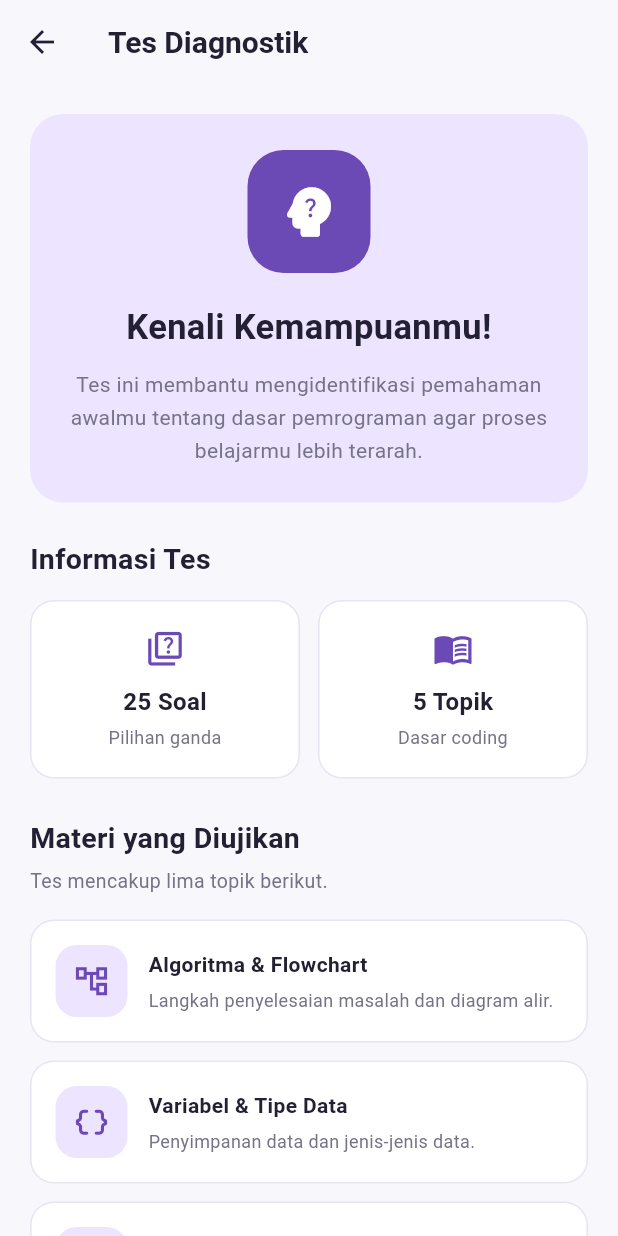
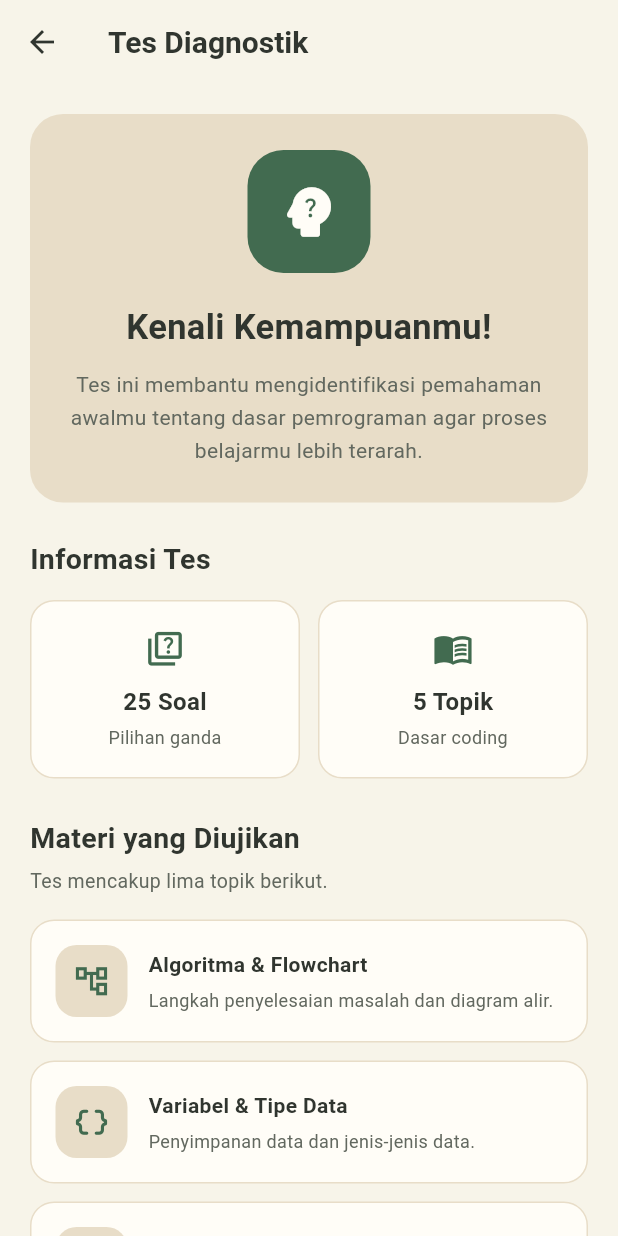
Before and after one commit to zahraslsa/aplikasi_pertama, a Flutter app: the screen it shows after launch, after a tap on "Mulai Tes", on a phone screen of 412 x 824 dp. Run offline on Flutter 3.47's test engine with Material 3 defaults, Android fonts, the phone set to English and light mode, and no system bars; our stand-ins replace shared_preferences.

Commit message:
update color palette

```diff
--- a/lib/screens/dashboard_screen.dart
+++ b/lib/screens/dashboard_screen.dart
@@ -303,7 +303,7 @@ class _DashboardScreenState extends State<DashboardScreen> {
             padding: const EdgeInsets.all(20),
             decoration: BoxDecoration(
               gradient: const LinearGradient(
-                colors: [AppColors.primary, AppColors.primaryDark],
+                colors: [AppColors.sageForest, AppColors.forestGreen],
                 begin: Alignment.topLeft,
                 end: Alignment.bottomRight,
               ),
@@ -316,14 +316,14 @@ class _DashboardScreenState extends State<DashboardScreen> {
                   children: [
                     Icon(
                       Icons.auto_graph_rounded,
-                      color: Colors.white,
+                      color: AppColors.softWhite,
                       size: 26,
                     ),
                     SizedBox(width: 10),
                     Text(
                       'Progres Belajarmu',
                       style: TextStyle(
-                        color: Colors.white,
+                        color: AppColors.softWhite,
                         fontSize: 16,
                         fontWeight: FontWeight.w600,
                       ),
@@ -334,7 +334,7 @@ class _DashboardScreenState extends State<DashboardScreen> {
                 Text(
                   '${(progress * 100).round()}%',
                   style: const TextStyle(
-                    color: Colors.white,
+                    color: AppColors.softWhite,
                     fontSize: 34,
                     fontWeight: FontWeight.bold,
                   ),
@@ -345,9 +345,9 @@ class _DashboardScreenState extends State<DashboardScreen> {
                   child: LinearProgressIndicator(
                     value: progress,
                     minHeight: 8,
-                    backgroundColor: const Color(0x66FFFFFF),
+                    backgroundColor: const Color(0x66FFFDF7),
                     valueColor: const AlwaysStoppedAnimation<Color>(
-                      Colors.white,
+                      AppColors.softWhite,
                     ),
                   ),
                 ),
@@ -356,7 +356,10 @@ class _DashboardScreenState extends State<DashboardScreen> {
                   count == 0
                       ? '0 dari $total materi selesai. Mulai belajar untuk melihat perkembanganmu.'
                       : '$count dari $total materi selesai. Ketuk untuk melihat progres.',
-                  style: const TextStyle(color: Colors.white, fontSize: 12),
+                  style: const TextStyle(
+                    color: AppColors.softWhite,
+                    fontSize: 12,
+                  ),
                 ),
               ],
             ),
--- a/lib/screens/diagnostic_question_screen.dart
+++ b/lib/screens/diagnostic_question_screen.dart
@@ -457,7 +457,7 @@ class _DiagnosticQuestionScreenState extends State<DiagnosticQuestionScreen> {
                                   style: TextStyle(
                                     fontWeight: FontWeight.bold,
                                     color: isSelected
-                                        ? Colors.white
+                                        ? AppColors.softWhite
                                         : AppColors.textSecondary,
                                   ),
                                 ),
--- a/lib/screens/diagnostic_result_screen.dart
+++ b/lib/screens/diagnostic_result_screen.dart
@@ -37,11 +37,11 @@ class DiagnosticResultScreen extends StatelessWidget {
 
   Color getScoreColor(int score) {
     if (score >= 80) {
-      return Colors.green;
+      return AppColors.success;
     } else if (score >= 60) {
-      return Colors.orange;
+      return AppColors.warning;
     } else {
-      return Colors.red;
+      return AppColors.error;
     }
   }
 
@@ -137,7 +137,7 @@ class DiagnosticResultScreen extends StatelessWidget {
       padding: const EdgeInsets.all(24),
       decoration: BoxDecoration(
         gradient: const LinearGradient(
-          colors: [AppColors.primary, AppColors.primaryDark],
+          colors: [AppColors.primaryDark, AppColors.primary],
           begin: Alignment.topLeft,
           end: Alignment.bottomRight,
         ),
@@ -145,12 +145,16 @@ class DiagnosticResultScreen extends StatelessWidget {
       ),
       child: Column(
         children: [
-          const Icon(Icons.emoji_events_rounded, color: Colors.white, size: 54),
+          const Icon(
+            Icons.emoji_events_rounded,
+            color: AppColors.softWhite,
+            size: 54,
+          ),
           const SizedBox(height: 14),
           const Text(
             'Tes Diagnostik Selesai',
             style: TextStyle(
-              color: Colors.white,
+              color: AppColors.softWhite,
               fontSize: 21,
               fontWeight: FontWeight.bold,
             ),
@@ -158,13 +162,13 @@ class DiagnosticResultScreen extends StatelessWidget {
           const SizedBox(height: 10),
           const Text(
             'Nilai keseluruhan kamu',
-            style: TextStyle(color: Colors.white70, fontSize: 13),
+            style: TextStyle(color: Color(0xB3FFFDF7), fontSize: 13),
           ),
           const SizedBox(height: 6),
           Text(
             '$overallScore',
             style: const TextStyle(
-              color: Colors.white,
+              color: AppColors.softWhite,
               fontSize: 42,
               fontWeight: FontWeight.bold,
             ),
@@ -172,7 +176,7 @@ class DiagnosticResultScreen extends StatelessWidget {
           const SizedBox(height: 4),
           const Text(
             'dari 100',
-            style: TextStyle(color: Colors.white70, fontSize: 12),
+            style: TextStyle(color: Color(0xB3FFFDF7), fontSize: 12),
           ),
         ],
       ),
--- a/lib/screens/diagnostic_screen.dart
+++ b/lib/screens/diagnostic_screen.dart
@@ -69,7 +69,7 @@ class DiagnosticScreen extends StatelessWidget {
                       child: const Icon(
                         Icons.psychology_alt_rounded,
                         size: 44,
-                        color: Colors.white,
+                        color: AppColors.softWhite,
                       ),
                     ),
                     const SizedBox(height: 20),
@@ -211,7 +211,7 @@ class DiagnosticScreen extends StatelessWidget {
               Container(
                 padding: const EdgeInsets.all(16),
                 decoration: BoxDecoration(
-                  color: const Color(0xFFFFF5E5),
+                  color: AppColors.warmBeige,
                   borderRadius: BorderRadius.circular(14),
                 ),
                 child: const Row(
--- a/lib/screens/material_detail_screen.dart
+++ b/lib/screens/material_detail_screen.dart
@@ -271,7 +271,7 @@ print(status);''',
               padding: const EdgeInsets.all(22),
               decoration: BoxDecoration(
                 gradient: const LinearGradient(
-                  colors: [AppColors.primary, AppColors.primaryDark],
+                  colors: [AppColors.primaryDark, AppColors.primary],
                 ),
                 borderRadius: BorderRadius.circular(22),
               ),
@@ -280,14 +280,14 @@ print(status);''',
                 children: [
                   Icon(
                     material['icon'] as IconData,
-                    color: Colors.white,
+                    color: AppColors.softWhite,
                     size: 38,
                   ),
                   const SizedBox(height: 16),
                   Text(
                     material['title'] as String,
                     style: const TextStyle(
-                      color: Colors.white,
+                      color: AppColors.softWhite,
                       fontSize: 23,
                       fontWeight: FontWeight.bold,
                     ),
@@ -296,7 +296,7 @@ print(status);''',
                   Text(
                     material['subtitle'] as String,
                     style: const TextStyle(
-                      color: Colors.white,
+                      color: AppColors.softWhite,
                       fontSize: 13,
                       height: 1.5,
                     ),
--- a/lib/screens/material_screen.dart
+++ b/lib/screens/material_screen.dart
@@ -194,7 +194,7 @@ class _MaterialScreenState extends State<MaterialScreen> {
       padding: const EdgeInsets.all(22),
       decoration: BoxDecoration(
         gradient: const LinearGradient(
-          colors: [AppColors.primary, AppColors.primaryDark],
+          colors: [AppColors.primaryDark, AppColors.primary],
           begin: Alignment.topLeft,
           end: Alignment.bottomRight,
         ),
@@ -203,12 +203,12 @@ class _MaterialScreenState extends State<MaterialScreen> {
       child: const Column(
         crossAxisAlignment: CrossAxisAlignment.start,
         children: [
-          Icon(Icons.menu_book_rounded, color: Colors.white, size: 38),
+          Icon(Icons.menu_book_rounded, color: AppColors.softWhite, size: 38),
           SizedBox(height: 16),
           Text(
             'Belajar Pemrograman',
             style: TextStyle(
-              color: Colors.white,
+              color: AppColors.softWhite,
               fontSize: 22,
               fontWeight: FontWeight.bold,
             ),
@@ -218,7 +218,11 @@ class _MaterialScreenState extends State<MaterialScreen> {
             'Pelajari konsep pemrograman dari dasar '
             'hingga penerapannya melalui materi yang '
             'disusun secara bertahap.',
-            style: TextStyle(color: Colors.white, fontSize: 13, height: 1.5),
+            style: TextStyle(
+              color: AppColors.softWhite,
+              fontSize: 13,
+              height: 1.5,
+            ),
           ),
         ],
       ),
--- a/lib/screens/profile_screen.dart
+++ b/lib/screens/profile_screen.dart
@@ -120,7 +120,7 @@ class _ProfileScreenState extends State<ProfileScreen> {
                       backgroundColor: AppColors.primary,
                       child: Icon(
                         Icons.person_rounded,
-                        color: Colors.white,
+                        color: AppColors.softWhite,
                         size: 40,
                       ),
                     ),
--- a/lib/screens/progress_screen.dart
+++ b/lib/screens/progress_screen.dart
@@ -134,7 +134,7 @@ class _ProgressScreenState extends State<ProgressScreen> {
                 padding: const EdgeInsets.all(20),
                 decoration: BoxDecoration(
                   gradient: const LinearGradient(
-                    colors: [AppColors.primary, AppColors.primaryDark],
+                    colors: [AppColors.primaryDark, AppColors.primary],
                   ),
                   borderRadius: BorderRadius.circular(20),
                 ),
@@ -143,13 +143,13 @@ class _ProgressScreenState extends State<ProgressScreen> {
                   children: [
                     const Text(
                       'Materi selesai',
-                      style: TextStyle(color: Colors.white70, fontSize: 14),
+                      style: TextStyle(color: Color(0xB3FFFDF7), fontSize: 14),
                     ),
                     const SizedBox(height: 8),
                     Text(
                       '$completedCount dari $totalMaterials',
                       style: const TextStyle(
-                        color: Colors.white,
+                        color: AppColors.softWhite,
                         fontSize: 30,
                         fontWeight: FontWeight.bold,
                       ),
@@ -160,14 +160,16 @@ class _ProgressScreenState extends State<ProgressScreen> {
                       child: LinearProgressIndicator(
                         value: progress,
                         minHeight: 9,
-                        backgroundColor: Colors.white24,
-                        valueColor: const AlwaysStoppedAnimation(Colors.white),
+                        backgroundColor: Color(0x3DFFFDF7),
+                        valueColor: const AlwaysStoppedAnimation(
+                          AppColors.softWhite,
+                        ),
                       ),
                     ),
                     const SizedBox(height: 8),
                     Text(
                       '${(progress * 100).round()}% progres belajar',
-                      style: const TextStyle(color: Colors.white),
+                      style: const TextStyle(color: AppColors.softWhite),
                     ),
                   ],
                 ),
--- a/lib/theme/app_colors.dart
+++ b/lib/theme/app_colors.dart
@@ -3,24 +3,29 @@ import 'package:flutter/material.dart';
 class AppColors {
   AppColors._();
 
-  // Warna utama CODIFY
-  static const Color primary = Color(0xFF6C4AB6);
-  static const Color primaryLight = Color(0xFFEDE5FF);
-  static const Color primaryDark = Color(0xFF4B2E83);
+  static const Color sageGreen = Color(0xFFA8BFA3);
+  static const Color forestGreen = Color(0xFF426B50);
+  static const Color softCream = Color(0xFFF7F4E9);
+  static const Color warmBeige = Color(0xFFE8DDC8);
+  static const Color darkText = Color(0xFF30352F);
+  static const Color softWhite = Color(0xFFFFFDF7);
 
-  // Warna latar belakang
-  static const Color background = Color(0xFFF8F7FC);
-  static const Color surface = Colors.white;
+  // Darkened sage stop keeps white text legible on the progress gradient.
+  static const Color sageForest = Color(0xFF577A60);
 
-  // Warna teks
-  static const Color textPrimary = Color(0xFF242033);
-  static const Color textSecondary = Color(0xFF777387);
+  static const Color primary = forestGreen;
+  static const Color primaryLight = warmBeige;
+  static const Color primaryDark = Color(0xFF355640);
 
-  // Warna status pembelajaran
-  static const Color success = Color(0xFF2E9D70);
-  static const Color warning = Color(0xFFF0A43C);
-  static const Color error = Color(0xFFE05260);
+  static const Color background = softCream;
+  static const Color surface = softWhite;
 
-  // Warna pendukung
-  static const Color border = Color(0xFFE8E4F0);
+  static const Color textPrimary = darkText;
+  static const Color textSecondary = Color(0xFF62685F);
+
+  static const Color success = forestGreen;
+  static const Color warning = Color(0xFF9A5E2A);
+  static const Color error = Color(0xFFB23E45);
+
+  static const Color border = warmBeige;
 }
--- a/lib/theme/app_theme.dart
+++ b/lib/theme/app_theme.dart
@@ -23,10 +23,28 @@ class AppTheme {
         centerTitle: false,
       ),
 
+      navigationBarTheme: NavigationBarThemeData(
+        backgroundColor: AppColors.softWhite,
+        indicatorColor: AppColors.sageGreen,
+        labelTextStyle: WidgetStateProperty.resolveWith((states) {
+          final selected = states.contains(WidgetState.selected);
+          return TextStyle(
+            color: selected ? AppColors.darkText : AppColors.textSecondary,
+            fontWeight: selected ? FontWeight.w600 : FontWeight.w500,
+          );
+        }),
+        iconTheme: WidgetStateProperty.resolveWith((states) {
+          final selected = states.contains(WidgetState.selected);
+          return IconThemeData(
+            color: selected ? AppColors.darkText : AppColors.textSecondary,
+          );
+        }),
+      ),
+
       elevatedButtonTheme: ElevatedButtonThemeData(
         style: ElevatedButton.styleFrom(
           backgroundColor: AppColors.primary,
-          foregroundColor: Colors.white,
+          foregroundColor: AppColors.softWhite,
           minimumSize: const Size(double.infinity, 52),
           shape: RoundedRectangleBorder(
             borderRadius: BorderRadius.circular(14),
@@ -37,7 +55,7 @@ class AppTheme {
 
       inputDecorationTheme: InputDecorationTheme(
         filled: true,
-        fillColor: Colors.white,
+        fillColor: AppColors.softWhite,
         contentPadding: const EdgeInsets.symmetric(
           horizontal: 16,
           vertical: 16,
--- a/lib/widgets/codify_button.dart
+++ b/lib/widgets/codify_button.dart
@@ -1,4 +1,6 @@
 import 'package:flutter/material.dart';
+
+import '../theme/app_colors.dart';
 
 class CodifyButton extends StatelessWidget {
   final String text;
@@ -25,7 +27,7 @@ class CodifyButton extends StatelessWidget {
                 height: 22,
                 child: CircularProgressIndicator(
                   strokeWidth: 2.5,
-                  color: Colors.white,
+                  color: AppColors.softWhite,
                 ),
               )
             : Text(text),
--- a/lib/widgets/codify_logo.dart
+++ b/lib/widgets/codify_logo.dart
@@ -22,7 +22,7 @@ class CodifyLogo extends StatelessWidget {
           ),
           child: Icon(
             Icons.code_rounded,
-            color: Colors.white,
+            color: AppColors.softWhite,
             size: size * 0.58,
           ),
         ),
```
